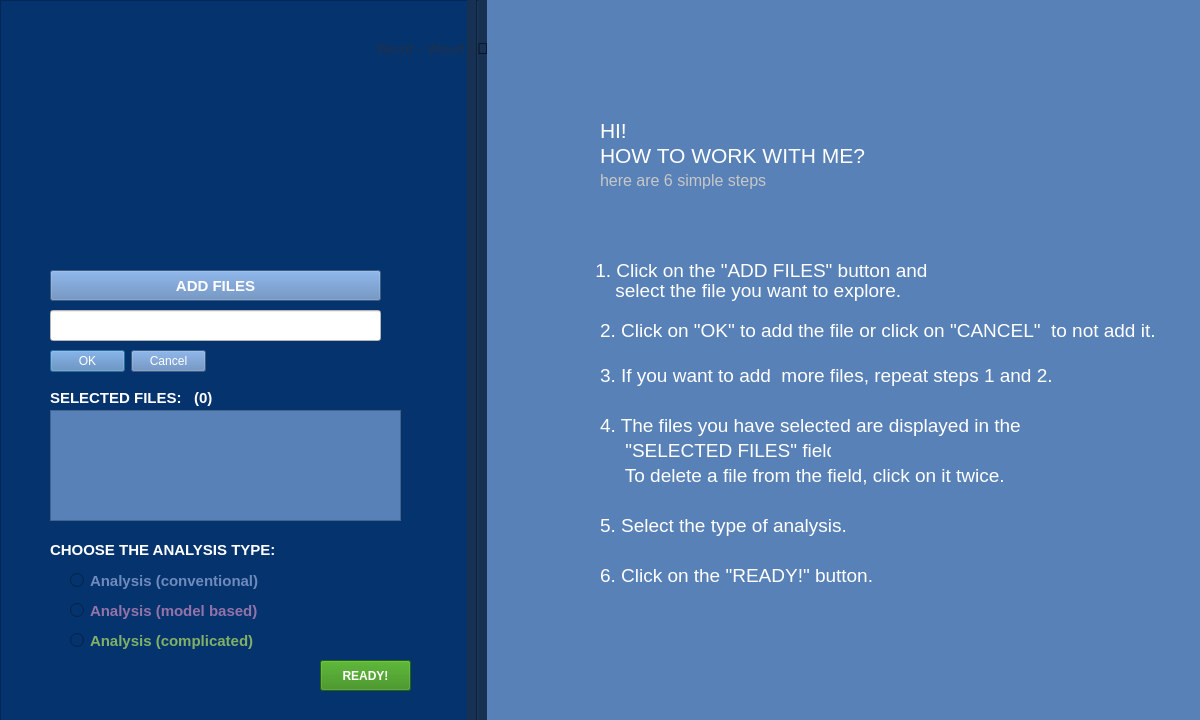
First picture: the form in interfaces/first_window.ui, repository EcuaDora/Dogs_interface, before the edit.
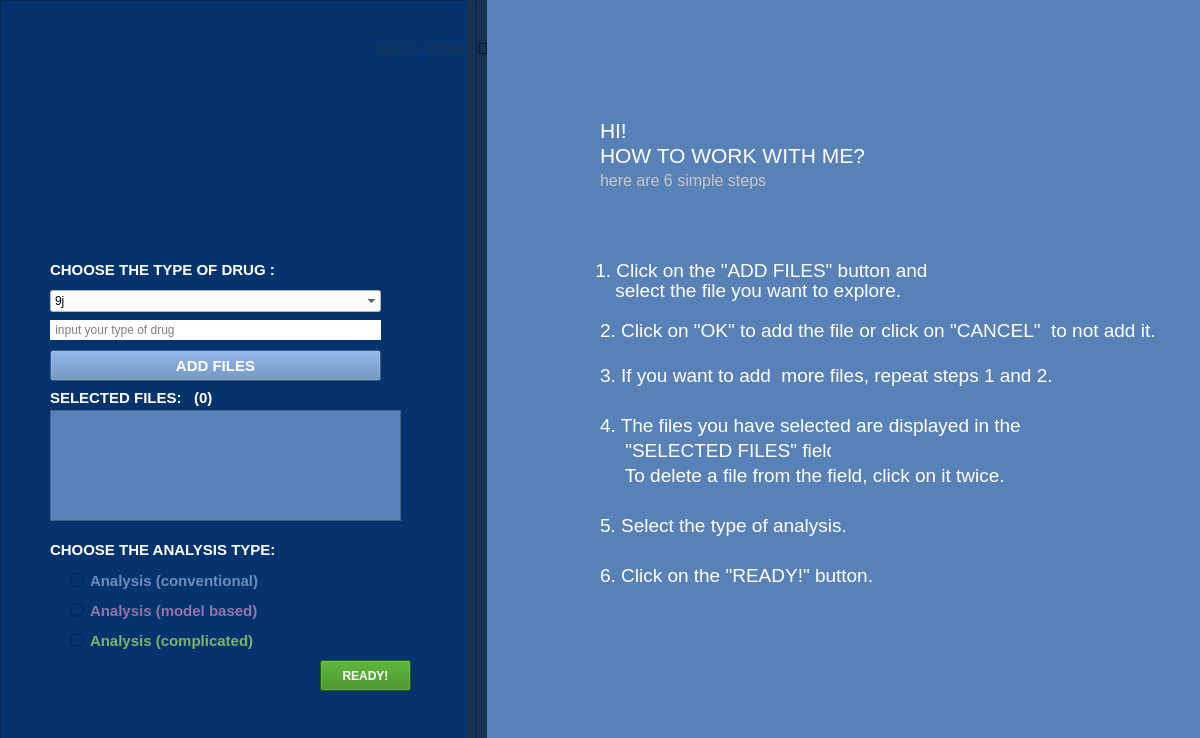
Second picture: the form after the edit. Icons and pictures are not drawn.

Patch:
```diff
--- a/interfaces/first_window.ui
+++ b/interfaces/first_window.ui
@@ -10,7 +10,7 @@
     <x>0</x>
     <y>0</y>
     <width>1200</width>
-    <height>720</height>
+    <height>738</height>
    </rect>
   </property>
   <property name="minimumSize">
@@ -42,7 +42,7 @@
     <property name="geometry">
      <rect>
       <x>60</x>
-      <y>30</y>
+      <y>20</y>
       <width>301</width>
       <height>251</height>
      </rect>
@@ -196,52 +196,11 @@
 border-color: rgb(5, 51, 110);</string>
     </property>
    </widget>
-   <widget class="QLineEdit" name="FileSearchLineEdit">
-    <property name="geometry">
-     <rect>
-      <x>50</x>
-      <y>310</y>
-      <width>331</width>
-      <height>31</height>
-     </rect>
-    </property>
-    <property name="font">
-     <font>
-      <pointsize>12</pointsize>
-     </font>
-    </property>
-    <property name="styleSheet">
-     <string notr="true">color: rgb(150, 150, 150);
-background-color: rgb(255, 255, 255);</string>
-    </property>
-    <property name="text">
-     <string/>
-    </property>
-    <property name="placeholderText">
-     <string/>
-    </property>
-   </widget>
-   <widget class="QDialogButtonBox" name="AccpeptFile">
-    <property name="geometry">
-     <rect>
-      <x>50</x>
-      <y>350</y>
-      <width>156</width>
-      <height>23</height>
-     </rect>
-    </property>
-    <property name="styleSheet">
-     <string notr="true">color: rgb(255, 255, 255);</string>
-    </property>
-    <property name="standardButtons">
-     <set>QDialogButtonBox::Cancel|QDialogButtonBox::Ok</set>
-    </property>
-   </widget>
    <widget class="QPushButton" name="AddFile">
     <property name="geometry">
      <rect>
       <x>50</x>
-      <y>270</y>
+      <y>350</y>
       <width>331</width>
       <height>31</height>
      </rect>
@@ -672,14 +631,279 @@
      <string>SELECTED FILES:   (0)</string>
     </property>
    </widget>
+   <widget class="QLabel" name="label_17">
+    <property name="geometry">
+     <rect>
+      <x>50</x>
+      <y>260</y>
+      <width>331</width>
+      <height>20</height>
+     </rect>
+    </property>
+    <property name="font">
+     <font>
+      <family>MS Shell Dlg 2</family>
+      <pointsize>11</pointsize>
+      <weight>75</weight>
+      <bold>true</bold>
+     </font>
+    </property>
+    <property name="styleSheet">
+     <string notr="true">color: rgb(255, 255, 255);
+background-color: rgb(5, 51, 110);</string>
+    </property>
+    <property name="text">
+     <string>CHOOSE THE TYPE OF DRUG :</string>
+    </property>
+   </widget>
+   <widget class="QComboBox" name="comboBox">
+    <property name="geometry">
+     <rect>
+      <x>50</x>
+      <y>290</y>
+      <width>331</width>
+      <height>22</height>
+     </rect>
+    </property>
+    <property name="palette">
+     <palette>
+      <active>
+       <colorrole role="Button">
+        <brush brushstyle="SolidPattern">
+         <color alpha="255">
+          <red>255</red>
+          <green>255</green>
+          <blue>255</blue>
+         </color>
+        </brush>
+       </colorrole>
+       <colorrole role="Base">
+        <brush brushstyle="SolidPattern">
+         <color alpha="255">
+          <red>255</red>
+          <green>255</green>
+          <blue>255</blue>
+         </color>
+        </brush>
+       </colorrole>
+       <colorrole role="Window">
+        <brush brushstyle="SolidPattern">
+         <color alpha="255">
+          <red>255</red>
+          <green>255</green>
+          <blue>255</blue>
+         </color>
+        </brush>
+       </colorrole>
+      </active>
+      <inactive>
+       <colorrole role="Button">
+        <brush brushstyle="SolidPattern">
+         <color alpha="255">
+          <red>255</red>
+          <green>255</green>
+          <blue>255</blue>
+         </color>
+        </brush>
+       </colorrole>
+       <colorrole role="Base">
+        <brush brushstyle="SolidPattern">
+         <color alpha="255">
+          <red>255</red>
+          <green>255</green>
+          <blue>255</blue>
+         </color>
+        </brush>
+       </colorrole>
+       <colorrole role="Window">
+        <brush brushstyle="SolidPattern">
+         <color alpha="255">
+          <red>255</red>
+          <green>255</green>
+          <blue>255</blue>
+         </color>
+        </brush>
+       </colorrole>
+      </inactive>
+      <disabled>
+       <colorrole role="Button">
+        <brush brushstyle="SolidPattern">
+         <color alpha="255">
+          <red>255</red>
+          <green>255</green>
+          <blue>255</blue>
+         </color>
+        </brush>
+       </colorrole>
+       <colorrole role="Base">
+        <brush brushstyle="SolidPattern">
+         <color alpha="255">
+          <red>255</red>
+          <green>255</green>
+          <blue>255</blue>
+         </color>
+        </brush>
+       </colorrole>
+       <colorrole role="Window">
+        <brush brushstyle="SolidPattern">
+         <color alpha="255">
+          <red>255</red>
+          <green>255</green>
+          <blue>255</blue>
+         </color>
+        </brush>
+       </colorrole>
+      </disabled>
+     </palette>
+    </property>
+    <property name="font">
+     <font>
+      <pointsize>9</pointsize>
+      <weight>50</weight>
+      <bold>false</bold>
+     </font>
+    </property>
+    <property name="styleSheet">
+     <string notr="true">background-color: rgb(255, 255, 255);</string>
+    </property>
+    <property name="frame">
+     <bool>false</bool>
+    </property>
+    <item>
+     <property name="text">
+      <string>9j</string>
+     </property>
+    </item>
+    <item>
+     <property name="text">
+      <string>caffeine</string>
+     </property>
+    </item>
+    <item>
+     <property name="text">
+      <string>my type of drug</string>
+     </property>
+    </item>
+   </widget>
+   <widget class="QLineEdit" name="lineEdit">
+    <property name="geometry">
+     <rect>
+      <x>50</x>
+      <y>320</y>
+      <width>331</width>
+      <height>20</height>
+     </rect>
+    </property>
+    <property name="palette">
+     <palette>
+      <active>
+       <colorrole role="Button">
+        <brush brushstyle="SolidPattern">
+         <color alpha="255">
+          <red>255</red>
+          <green>255</green>
+          <blue>255</blue>
+         </color>
+        </brush>
+       </colorrole>
+       <colorrole role="Base">
+        <brush brushstyle="SolidPattern">
+         <color alpha="255">
+          <red>255</red>
+          <green>255</green>
+          <blue>255</blue>
+         </color>
+        </brush>
+       </colorrole>
+       <colorrole role="Window">
+        <brush brushstyle="SolidPattern">
+         <color alpha="255">
+          <red>255</red>
+          <green>255</green>
+          <blue>255</blue>
+         </color>
+        </brush>
+       </colorrole>
+      </active>
+      <inactive>
+       <colorrole role="Button">
+        <brush brushstyle="SolidPattern">
+         <color alpha="255">
+          <red>255</red>
+          <green>255</green>
+          <blue>255</blue>
+         </color>
+        </brush>
+       </colorrole>
+       <colorrole role="Base">
+        <brush brushstyle="SolidPattern">
+         <color alpha="255">
+          <red>255</red>
+          <green>255</green>
+          <blue>255</blue>
+         </color>
+        </brush>
+       </colorrole>
+       <colorrole role="Window">
+        <brush brushstyle="SolidPattern">
+         <color alpha="255">
+          <red>255</red>
+          <green>255</green>
+          <blue>255</blue>
+         </color>
+        </brush>
+       </colorrole>
+      </inactive>
+      <disabled>
+       <colorrole role="Button">
+        <brush brushstyle="SolidPattern">
+         <color alpha="255">
+          <red>255</red>
+          <green>255</green>
+          <blue>255</blue>
+         </color>
+        </brush>
+       </colorrole>
+       <colorrole role="Base">
+        <brush brushstyle="SolidPattern">
+         <color alpha="255">
+          <red>255</red>
+          <green>255</green>
+          <blue>255</blue>
+         </color>
+        </brush>
+       </colorrole>
+       <colorrole role="Window">
+        <brush brushstyle="SolidPattern">
+         <color alpha="255">
+          <red>255</red>
+          <green>255</green>
+          <blue>255</blue>
+         </color>
+        </brush>
+       </colorrole>
+      </disabled>
+     </palette>
+    </property>
+    <property name="whatsThis">
+     <string>&lt;html&gt;&lt;head/&gt;&lt;body&gt;&lt;p&gt;&lt;br/&gt;&lt;/p&gt;&lt;/body&gt;&lt;/html&gt;</string>
+    </property>
+    <property name="styleSheet">
+     <string notr="true">background-color: rgb(255, 255, 255);</string>
+    </property>
+    <property name="frame">
+     <bool>false</bool>
+    </property>
+    <property name="placeholderText">
+     <string> input your type of drug</string>
+    </property>
+   </widget>
    <zorder>left_side_bar</zorder>
    <zorder>AnalysisType1</zorder>
    <zorder>AnalysisType2</zorder>
    <zorder>AnalysisType3</zorder>
    <zorder>border</zorder>
    <zorder>logo</zorder>
-   <zorder>FileSearchLineEdit</zorder>
-   <zorder>AccpeptFile</zorder>
    <zorder>PushButtonConfirm</zorder>
    <zorder>AddFile</zorder>
    <zorder>FilesList</zorder>
@@ -699,6 +923,9 @@
    <zorder>label_5</zorder>
    <zorder>label_7</zorder>
    <zorder>ChosenFilesLabel</zorder>
+   <zorder>label_17</zorder>
+   <zorder>comboBox</zorder>
+   <zorder>lineEdit</zorder>
   </widget>
  </widget>
  <resources/>
```
